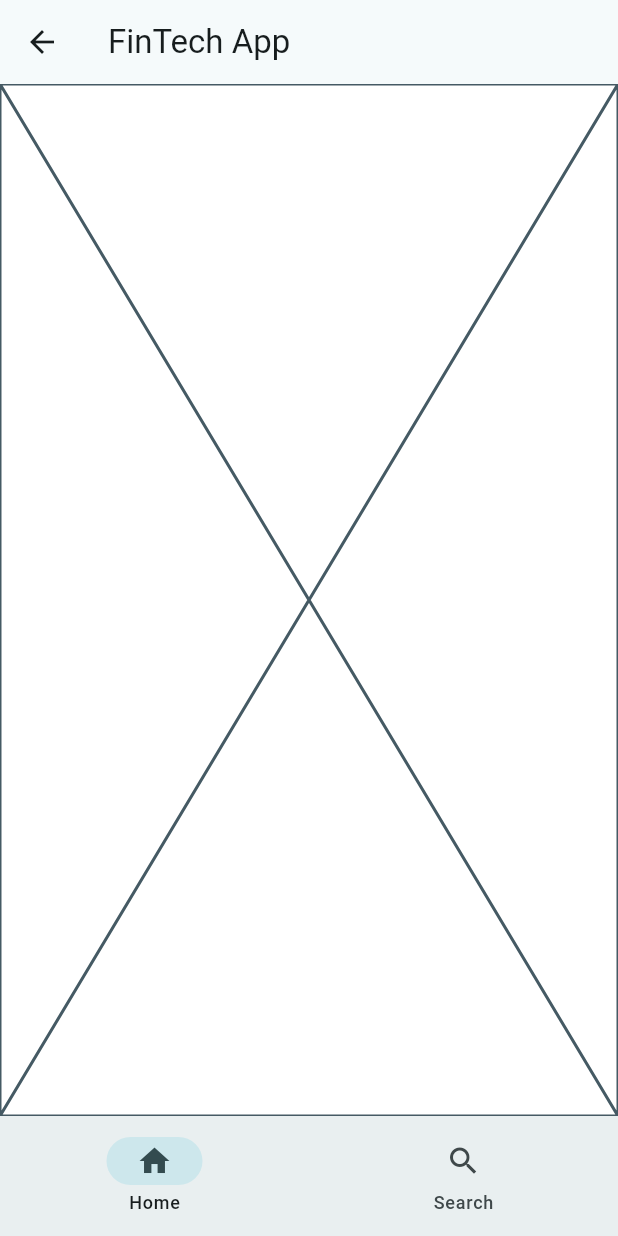
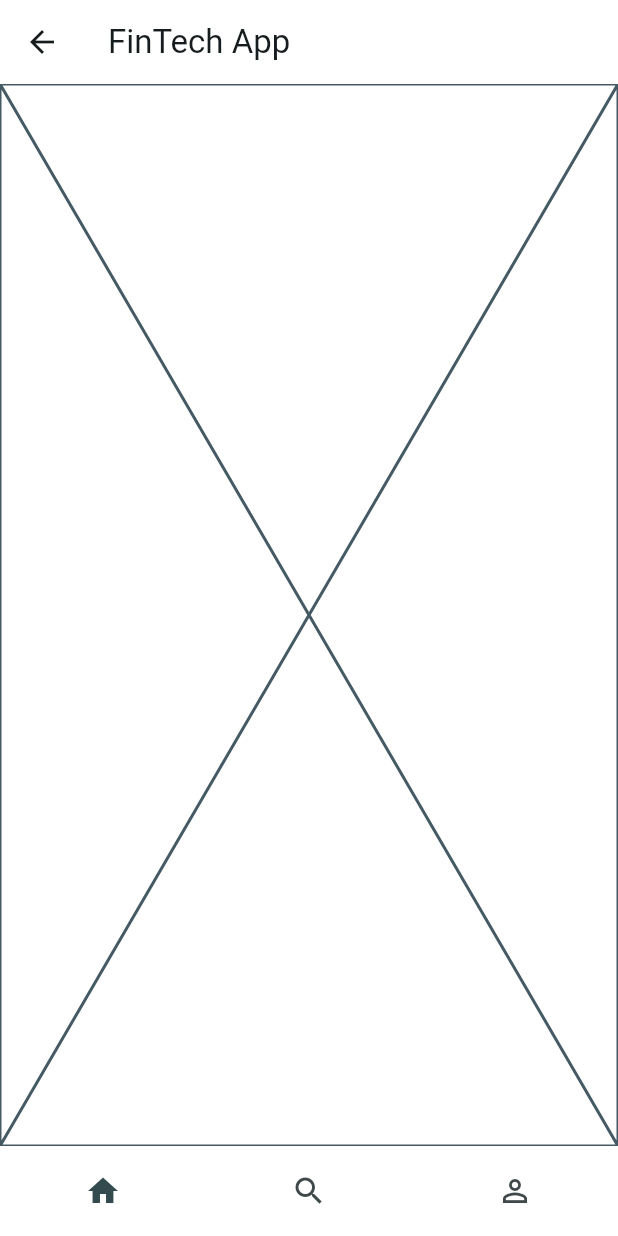
Before and after one commit to metinilgar/stock_price_prediction, a Flutter app: the NavigationMenu screen opened directly, on a phone screen of 412 x 824 dp. Run offline on Flutter 3.47's test engine with Material 3 defaults, Android fonts, the phone set to English and light mode, and no system bars; our stand-ins replace cloud_firestore, dio, firebase_auth, firebase_core, flutter_riverpod, riverpod_annotation and 3 more; accounts and stored records are empty; generated files the repository leaves out were written again.

Commit message:
Update application theme

```diff
--- a/finance_app/lib/src/app.dart
+++ b/finance_app/lib/src/app.dart
@@ -1,7 +1,6 @@
 import 'package:finance_app/src/features/authentication/data/auth_repository.dart';
 import 'package:finance_app/src/features/authentication/presentation/screens/sign_in_screen.dart';
 import 'package:finance_app/src/features/navigation_menu/presentation/navigation_menu.dart';
-import 'package:finance_app/src/features/search_stocks/presentation/search_screen.dart';
 import 'package:finance_app/src/utils/theme/theme.dart';
 import 'package:firebase_auth/firebase_auth.dart';
 import 'package:flutter/material.dart';
--- a/finance_app/lib/src/features/navigation_menu/presentation/navigation_menu.dart
+++ b/finance_app/lib/src/features/navigation_menu/presentation/navigation_menu.dart
@@ -1,5 +1,6 @@
 import 'package:finance_app/src/features/navigation_menu/presentation/controllers/navigation_controller.dart';
 import 'package:finance_app/src/features/navigation_menu/presentation/home_screen.dart';
+import 'package:finance_app/src/features/profile/presentation/profile_screen.dart';
 import 'package:finance_app/src/features/search_stocks/presentation/search_screen.dart';
 import 'package:flutter/material.dart';
 import 'package:flutter_riverpod/flutter_riverpod.dart';
@@ -9,12 +10,13 @@ class NavigationMenu extends ConsumerWidget {
 
   @override
   Widget build(BuildContext context, WidgetRef ref) {
-    final isDarkMode = Theme.of(context).brightness == Brightness.dark;
+    // final isDarkMode = Theme.of(context).brightness == Brightness.dark;
     int selectedIndex = ref.watch(navigationControllerProvider);
 
     const List<Widget> screens = [
       HomeScreen(),
       SearchScreen(),
+      ProfileScreen(),
     ];
 
     const List<NavigationDestination> destinations = [
@@ -30,6 +32,11 @@ class NavigationMenu extends ConsumerWidget {
           shadows: <Shadow>[Shadow(blurRadius: 2.0)],
         ),
         label: 'Search',
+      ),
+      NavigationDestination(
+        icon: Icon(Icons.person_outline),
+        selectedIcon: Icon(Icons.person),
+        label: 'Profile',
       ),
     ];
 
--- a/finance_app/lib/src/features/stock_chart/presentation/stock_chart_screen.dart
+++ b/finance_app/lib/src/features/stock_chart/presentation/stock_chart_screen.dart
@@ -201,7 +201,7 @@ class StockChartScreenState extends State<StockChartScreen> {
         title: Text(widget.symbol),
         actions: [
           _isPredicting
-              ? CircularProgressIndicator()
+              ? const CircularProgressIndicator()
               : IconButton(
                   icon: const Icon(Icons.auto_graph),
                   onPressed: _hasPredicted
--- a/finance_app/lib/src/utils/theme/theme.dart
+++ b/finance_app/lib/src/utils/theme/theme.dart
@@ -1,5 +1,7 @@
 import 'package:finance_app/src/utils/constants/colors.dart';
+import 'package:finance_app/src/utils/theme/custom_theme/app_bar_theme.dart';
 import 'package:finance_app/src/utils/theme/custom_theme/elevated_button_theme.dart';
+import 'package:finance_app/src/utils/theme/custom_theme/navigation_bar_theme.dart';
 import 'package:flutter/material.dart';
 
 class KAppTheme {
@@ -17,10 +19,10 @@ class KAppTheme {
     ),
 
     // AppBar theme
-    // appBarTheme: KAppBarTheme.kLightAppBarTheme,
+    appBarTheme: KAppBarTheme.kLightAppBarTheme,
 
     // Navigation bar theme
-    // navigationBarTheme: KNavigationBarTheme.kLightNavigationBarTheme,
+    navigationBarTheme: KNavigationBarTheme.kLightNavigationBarTheme,
 
     // ElevatedButton theme
     elevatedButtonTheme: KElevatedButtonTheme.kLightElevatedButtonTheme,
```
Also changed, not shown: finance_app/lib/src/features/profile/presentation/profile_screen.dart (added, +10 -0 lines).
